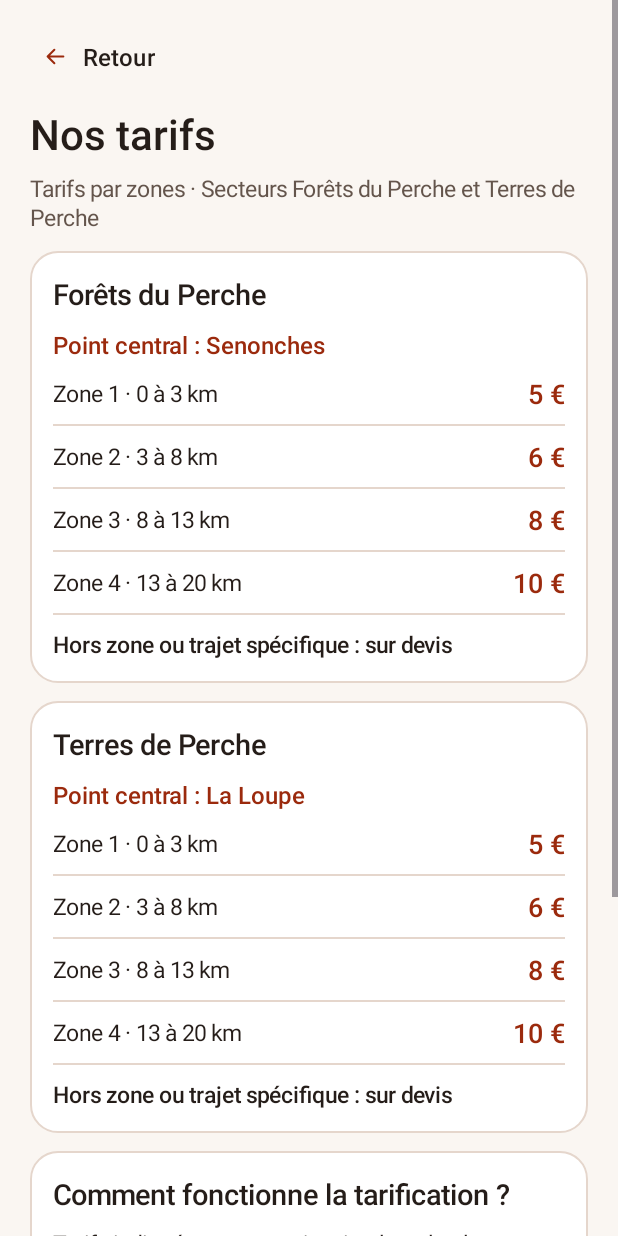
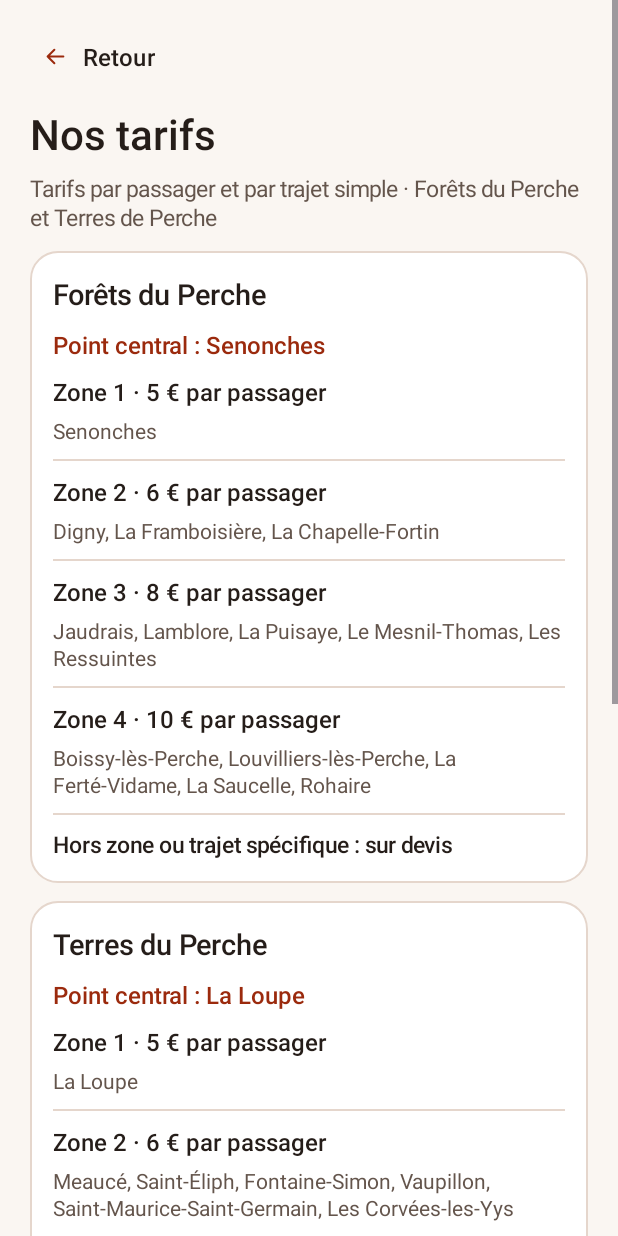
Before and after one commit to Navettephoenix/navette-phoenix, an Android app: the screen it shows after launch (MainActivity), after a tap on "Nos tarifs", on a phone screen of 412 x 824 dp. Run offline under Robolectric (Android 15) with nearby library versions, the phone set to English and light mode, and no system bars; our stand-ins replace Firebase (no records; nobody signed in at launch, a user with empty details on screens opened directly); 1 statement that could not run was skipped.

Commit message:
V20: aligner Nos tarifs sur les zones par commune et par passager

```diff
--- a/android/app/src/main/java/com/phoenix/navette28/MainActivity.kt
+++ b/android/app/src/main/java/com/phoenix/navette28/MainActivity.kt
@@ -668,31 +668,26 @@ class MainActivity : AppCompatActivity() {
     private fun tariffs() {
         column.label("Nos tarifs", 28f, bold = true, heading = true)
         column.space(7)
-        column.label("Tarifs par zones · Secteurs Forêts du Perche et Terres de Perche", 15f, Palette.muted)
+        column.label("Tarifs par passager et par trajet simple · Forêts du Perche et Terres de Perche", 15f, Palette.muted)
         column.space(12)
 
-        fun sector(title: String, centre: String) {
+        fun sector(title: String, centre: String, secteur: PricingCalculator.Secteur) {
             val panel = column.panel(title)
             panel.label("Point central : $centre", 16f, Palette.sun, bold = true)
             panel.space(9)
-            for (zone in Tariffs.zones) {
-                val lower = when (zone.number) {
-                    1 -> "0 à 3 km"
-                    2 -> "3 à 8 km"
-                    3 -> "8 à 13 km"
-                    else -> "13 à 20 km"
+            for (zone in 1..4) {
+                val price = listOf(5, 6, 8, 10)[zone - 1]
+                panel.label("Zone $zone · $price € par passager", 16f, bold = true)
+                panel.space(5)
+                val places = PricingCalculator.localites.filter {
+                    it.secteur == secteur && it.zone == zone
+                }.joinToString(", ") { it.commune }
+                panel.label(places, 14f, Palette.muted)
+                panel.space(9)
+                if (zone != 4) {
+                    panel.rule()
+                    panel.space(9)
                 }
-                val line = LinearLayout(this).apply { gravity = Gravity.CENTER_VERTICAL }
-                val left = line.label("Zone ${zone.number} · $lower", 15f).apply {
-                    layoutParams = LinearLayout.LayoutParams(0, -2, 1f)
-                }
-                line.label("${zone.oneWayEuros} €", 18f, Palette.sun, bold = true).apply {
-                    layoutParams = LinearLayout.LayoutParams(-2, -2)
-                }
-                panel.addView(line, -1, -2)
-                panel.space(8)
-                if (zone.number != 4) panel.rule()
-                if (zone.number != 4) panel.space(8)
             }
             panel.rule()
             panel.space(9)
@@ -700,14 +695,16 @@ class MainActivity : AppCompatActivity() {
             column.space(12)
         }
 
-        sector("Forêts du Perche", "Senonches")
-        sector("Terres de Perche", "La Loupe")
+        sector("Forêts du Perche", "Senonches", PricingCalculator.Secteur.FORETS_DU_PERCHE)
+        sector("Terres du Perche", "La Loupe", PricingCalculator.Secteur.TERRES_DE_PERCHE)
         val conditions = column.panel("Comment fonctionne la tarification ?")
-        conditions.label("Tarifs indiqués pour un trajet simple, selon la distance routière réelle et l’adresse exacte.", 15f)
+        conditions.label("Pour deux communes du même secteur, la zone applicable est la plus élevée des deux.", 15f)
         conditions.space(7)
-        conditions.label("Aller-retour = deux trajets. Exemple : zone 2, 6 € l’aller et 12 € l’aller-retour.", 15f)
+        conditions.label("Total = tarif par passager × passagers (1 à 4) × deux pour un aller-retour.", 15f)
         conditions.space(7)
-        conditions.label("Ces montants sont indicatifs : Phoenix LTS valide le tarif, les horaires et la disponibilité avant confirmation.", 15f, Palette.muted)
+        conditions.label("Les bagages n'ajoutent aucun supplément. Entre secteurs ou hors liste : sur devis.", 15f)
+        conditions.space(7)
+        conditions.label("Tarif estimé, confirmé par le service de réservation.", 15f, Palette.muted)
         column.space(12)
         column.action("Demander une navette", true, R.drawable.ic_navette) { start(Service.NAVETTE) }
         column.space(7)
```
